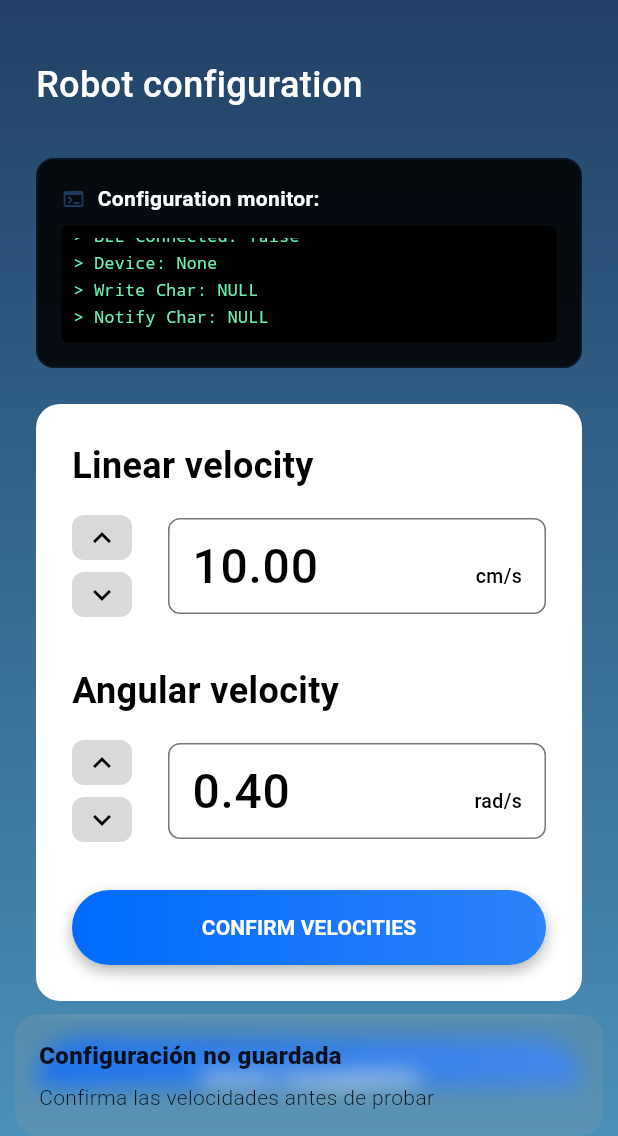
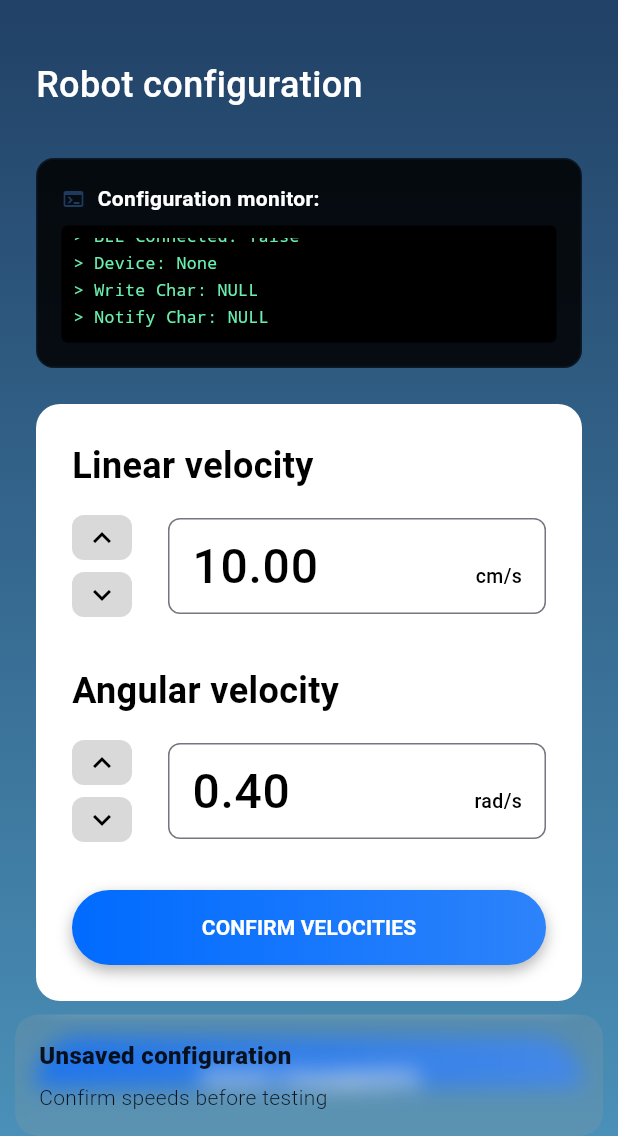
Before and after one commit to SamyuMT/courtlinepro, a Flutter app: the RobotConfigPage screen opened by its route, after a tap on "TEST CHANGES", on a phone screen of 412 x 824 dp, the part 100-1236 px from its top. Run offline on Flutter 3.47's test engine with Material 3 defaults, Android fonts, the light colour scheme and no system bars; our stand-ins replace flutter_blue_plus, flutter_svg, get, permission_handler.

Commit message:
AplicaciónFuncionalIngles

```diff
--- a/lib/app/controllers/robot_config_controller.dart
+++ b/lib/app/controllers/robot_config_controller.dart
@@ -35,8 +35,8 @@ class RobotConfigController extends GetxController {
       _loadSavedConfiguration();
     } catch (e) {
       Get.snackbar(
-        'Error de inicialización',
-        'No se pudo cargar el controlador Bluetooth',
+        'Initialization error',
+        'Could not load Bluetooth driver',
         snackPosition: SnackPosition.BOTTOM,
       );
     }
@@ -44,7 +44,7 @@ class RobotConfigController extends GetxController {
 
   // Mensajes recibidos del BLE para monitoreo
   var instructionMessages = <String>[].obs;
-  var currentInstruction = "Conectando al sistema de configuración...".obs;
+  var currentInstruction = "Connecting to the configuration system...".obs;
 
   @override
   void onReady() {
@@ -52,7 +52,7 @@ class RobotConfigController extends GetxController {
 
     // REINICIAR la página cada vez que se entra (fresh start)
     instructionMessages.clear();
-    instructionMessages.add("=== PÁGINA DE CONFIGURACIÓN INICIADA ===");
+    instructionMessages.add("=== SETTINGS PAGE STARTED ===");
 
     // Verificar conexión BLE real (no solo el observable)
     _verifyAndInitializeBleConnection();
@@ -60,7 +60,7 @@ class RobotConfigController extends GetxController {
 
   // Verificar el estado real de la conexión BLE
   void _verifyAndInitializeBleConnection() {
-    instructionMessages.add("Verificando conexión BLE...");
+    instructionMessages.add("Checking BLE connection...");
 
     // Debug completo del estado
     bool isConnectedValue = bluetoothController.isConnected.value;
@@ -78,9 +78,9 @@ class RobotConfigController extends GetxController {
     // Si hay dispositivo conectado pero isConnected es false, forzar reconexión del estado
     if (hasDevice && hasWriteChar && !isConnectedValue) {
       instructionMessages.add(
-        "DETECTADO: Dispositivo conectado pero estado inconsistente",
+        "DETECTED: Device connected but status inconsistent",
       );
-      instructionMessages.add("Forzando actualización del estado...");
+      instructionMessages.add("Forcing status update...");
 
       // Forzar actualización del estado
       bluetoothController.isConnected.value = true;
@@ -89,13 +89,13 @@ class RobotConfigController extends GetxController {
 
     if (isConnectedValue && hasDevice && hasWriteChar) {
       instructionMessages.add(
-        "✅ Conexión BLE verificada - Iniciando configuración",
+        "✅ BLE connection verified - Starting setup",
       );
       bluetoothController.setDataListener(onBleDataReceived);
       _startAutomaticConfigurationMode();
     } else {
-      instructionMessages.add("❌ Sin conexión BLE válida");
-      currentInstruction.value = "Sin conexión Bluetooth. Conéctate primero.";
+      instructionMessages.add("❌ No valid BLE connection");
+      currentInstruction.value = "No Bluetooth connection. Connect first.";
 
       // Mostrar debug detallado
       checkConnectionStatus();
@@ -111,28 +111,28 @@ class RobotConfigController extends GetxController {
 
   // Iniciar configuración automática (ya verificada la conexión BLE)
   Future<void> _startAutomaticConfigurationMode() async {
-    instructionMessages.add("🔧 ENVIANDO COMANDO 'C' PARA CONFIGURACIÓN...");
-    currentInstruction.value = "Iniciando configuración automática...";
+    instructionMessages.add("🔧 SENDING COMMAND 'C' FOR CONFIGURATION...");
+    currentInstruction.value = "Starting automatic configuration...";
 
     try {
       // Enviar 'c' automáticamente para entrar al modo configuración
       await bluetoothController.sendData("c");
 
-      instructionMessages.add("✅ Comando 'c' enviado exitosamente");
+      instructionMessages.add("✅ Command 'c' sent successfully");
       currentInstruction.value =
-          "Modo configuración activado - Listo para velocidades";
+          "Configuration mode activated - Ready for speeds";
 
-      print('✅ Configuración automática iniciada correctamente');
+      print('✅ Automatic configuration started successfully');
     } catch (e) {
-      instructionMessages.add("❌ Error enviando 'c': $e");
-      currentInstruction.value = "Error al iniciar configuración";
+      instructionMessages.add("❌ Error sending 'c': $e");
+      currentInstruction.value = "Error starting configuration";
 
-      print('❌ Error en configuración: $e');
+      print('❌ Configuration error: $e');
 
       // Mostrar snackbar de error
       Get.snackbar(
         'Error BLE',
-        'No se pudo enviar comando de configuración: $e',
+        'Failed to send configuration command: $e',
         snackPosition: SnackPosition.BOTTOM,
         backgroundColor: Get.theme.colorScheme.error,
         colorText: Get.theme.colorScheme.onError,
@@ -178,8 +178,8 @@ class RobotConfigController extends GetxController {
       // NO enviar automáticamente, solo cuando se confirme
     } else {
       Get.snackbar(
-        'Valor inválido',
-        'La velocidad lineal debe estar entre $minLinearVelocity y $maxLinearVelocity cm/s',
+        'Invalid value',
+        'The linear velocity must be between $minLinearVelocity y $maxLinearVelocity cm/s',
         snackPosition: SnackPosition.BOTTOM,
       );
       // Restaurar valor anterior en TextField
@@ -197,8 +197,8 @@ class RobotConfigController extends GetxController {
       // NO enviar automáticamente, solo cuando se confirme
     } else {
       Get.snackbar(
-        'Valor inválido',
-        'La velocidad angular debe estar entre $minAngularVelocity y $maxAngularVelocity rad/s',
+        'Invalid value',
+        'The angular velocity must be between $minAngularVelocity y $maxAngularVelocity rad/s',
         snackPosition: SnackPosition.BOTTOM,
       );
       // Restaurar valor anterior en TextField
@@ -210,8 +210,8 @@ class RobotConfigController extends GetxController {
   Future<void> confirmVelocities() async {
     if (!bluetoothController.isConnected.value) {
       Get.snackbar(
-        'Sin conexión',
-        'No hay conexión Bluetooth para confirmar velocidades',
+        'Offline',
+        'No Bluetooth connection to confirm speeds',
         snackPosition: SnackPosition.BOTTOM,
       );
       return;
@@ -225,36 +225,36 @@ class RobotConfigController extends GetxController {
       String velocityCommand =
           '${linearVelocityMS.toStringAsFixed(2)},${angularVelocity.value.toStringAsFixed(2)}';
 
-      instructionMessages.add("Enviando velocidades: $velocityCommand");
-      currentInstruction.value = "Configurando velocidades...";
+      instructionMessages.add("Sending speeds: $velocityCommand");
+      currentInstruction.value = "Setting speeds...";
 
       // Enviar velocidades
       await bluetoothController.sendData(velocityCommand);
 
-      instructionMessages.add("Velocidades enviadas, confirmando...");
+      instructionMessages.add("Sent speeds, confirming...");
 
       // Esperar 1 segundo y enviar 'n' para confirmar
       await Future.delayed(const Duration(seconds: 1));
 
       await bluetoothController.sendData("n");
 
-      instructionMessages.add("Comando 'n' enviado - configuración confirmada");
-      currentInstruction.value = "Velocidades configuradas exitosamente";
+      instructionMessages.add("Command 'n' sent - configuration confirmed");
+      currentInstruction.value = "Speeds successfully set";
 
       configurationSaved.value = true;
 
       Get.snackbar(
-        'Velocidades configuradas',
-        'Las velocidades han sido enviadas y confirmadas',
+        'Configured speeds',
+        'Speeds have been sent and confirmed',
         snackPosition: SnackPosition.BOTTOM,
         backgroundColor: Get.theme.primaryColor,
         colorText: Get.theme.colorScheme.onPrimary,
       );
     } catch (e) {
-      instructionMessages.add("Error al confirmar velocidades: $e");
+      instructionMessages.add("Error confirming speeds: $e");
       Get.snackbar(
         'Error',
-        'Error al confirmar velocidades: $e',
+        'Error confirming speeds: $e',
         snackPosition: SnackPosition.BOTTOM,
       );
     }
@@ -264,8 +264,8 @@ class RobotConfigController extends GetxController {
   Future<void> testChanges() async {
     if (!configurationSaved.value) {
       Get.snackbar(
-        'Configuración no guardada',
-        'Confirma las velocidades antes de probar',
+        'Unsaved configuration',
+        'Confirm speeds before testing',
         snackPosition: SnackPosition.BOTTOM,
       );
       return;
@@ -288,8 +288,8 @@ class RobotConfigController extends GetxController {
     configurationSaved.value = false;
 
     Get.snackbar(
-      'Configuración restablecida',
-      'Los valores han sido restablecidos a los valores por defecto',
+      'Settings reset',
+      'The values have been reset to default values',
       snackPosition: SnackPosition.BOTTOM,
     );
   }
@@ -301,14 +301,14 @@ class RobotConfigController extends GetxController {
       configurationSaved.value = true;
 
       Get.snackbar(
-        'Configuración guardada',
-        'La configuración ha sido guardada correctamente',
+        'Configuration saved',
+        'The configuration has been saved successfully',
         snackPosition: SnackPosition.BOTTOM,
       );
     } catch (e) {
       Get.snackbar(
         'Error',
-        'Error al guardar la configuración: $e',
+        'Error saving configuration: $e',
         snackPosition: SnackPosition.BOTTOM,
       );
     }
@@ -318,8 +318,8 @@ class RobotConfigController extends GetxController {
   void navigateToManualControl() {
     if (!configurationSaved.value) {
       Get.snackbar(
-        'Configuración no guardada',
-        'Guarda la configuración antes de continuar',
+        'Unsaved configuration',
+        'Save the settings before continuing',
         snackPosition: SnackPosition.BOTTOM,
       );
       return;
--- a/lib/app/ui/pages/bluetooth_connection_page.dart
+++ b/lib/app/ui/pages/bluetooth_connection_page.dart
@@ -148,7 +148,7 @@ class BluetoothConnectionPage extends GetView<BluetoothController> {
                 ),
                 SizedBox(height: 16),
                 Text(
-                  "Buscando dispositivos...",
+                  "Searching for devices...",
                   style: AppTextStyles.instructions,
                 ),
               ],
@@ -159,7 +159,7 @@ class BluetoothConnectionPage extends GetView<BluetoothController> {
         if (controller.availableDevices.isEmpty) {
           return const Center(
             child: Text(
-              "No se encontraron dispositivos.\nPresiona 'SEARCH BLE' para buscar.",
+              "No devices found.\nPress 'SEARCH BLE' to search.",
               style: AppTextStyles.instructions,
               textAlign: TextAlign.center,
             ),
@@ -174,7 +174,7 @@ class BluetoothConnectionPage extends GetView<BluetoothController> {
               margin: const EdgeInsets.symmetric(vertical: 4),
               child: ListTile(
                 title: Text(
-                  device['name'] ?? 'Dispositivo desconocido',
+                  device['name'] ?? 'Unknown Device',
                   style: AppTextStyles.listItem.copyWith(
                     fontWeight: FontWeight.w600,
                   ),
--- a/lib/app/ui/pages/robot_config_page.dart
+++ b/lib/app/ui/pages/robot_config_page.dart
@@ -129,7 +129,7 @@ class RobotConfigPage extends GetView<RobotConfigController> {
               child: Obx(() {
                 if (controller.instructionMessages.isEmpty) {
                   return const Text(
-                    "> Esperando conexión del robot...",
+                    "> Waiting for robot connection...",
                     style: TextStyle(
                       color: Colors.grey,
                       fontSize: 12,
--- a/lib/app/ui/pages/robot_tests_page.dart
+++ b/lib/app/ui/pages/robot_tests_page.dart
@@ -142,7 +142,7 @@ class RobotTestsPage extends GetView<RobotTestsController> {
               child: Obx(() {
                 if (controller.instructionMessages.isEmpty) {
                   return const Text(
-                    "> Esperando conexión del robot...",
+                    "> Waiting for robot connection...",
                     style: TextStyle(
                       color: Colors.grey,
                       fontSize: 12,
```
Also changed, not shown: lib/app/controllers/bluetooth_controller.dart (+21 -21 lines), lib/app/controllers/manual_control_controller.dart (+18 -18 lines), lib/app/controllers/robot_tests_controller.dart (+21 -21 lines), lib/app/ui/pages/manual_control_page.dart (+7 -7 lines).
